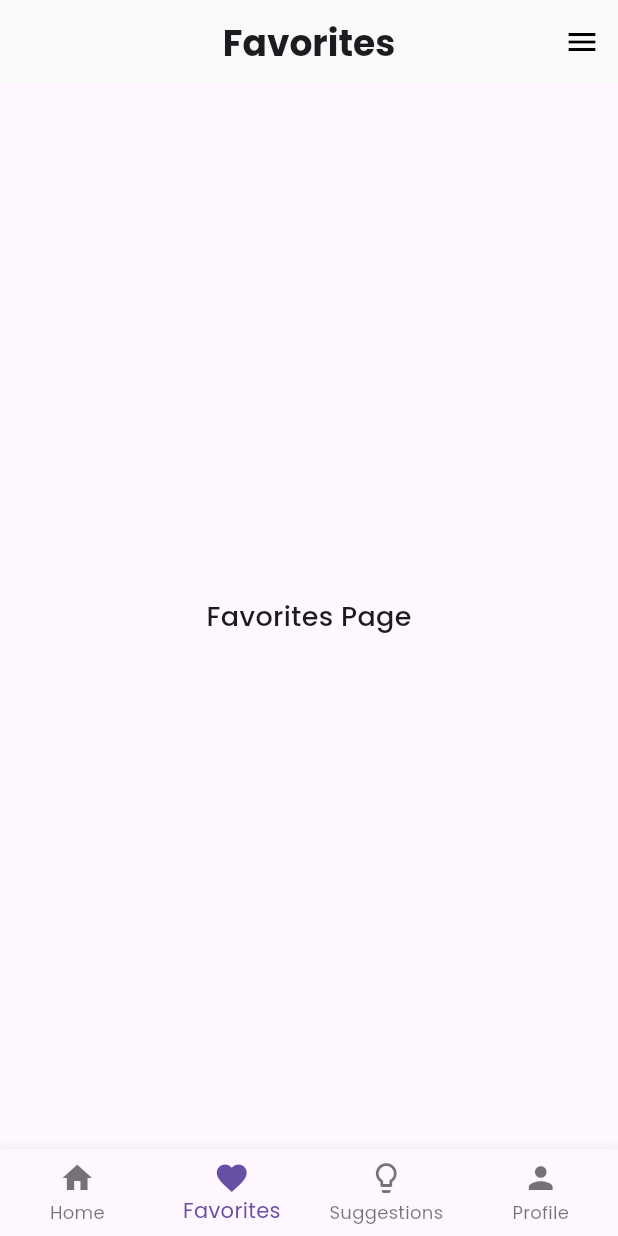
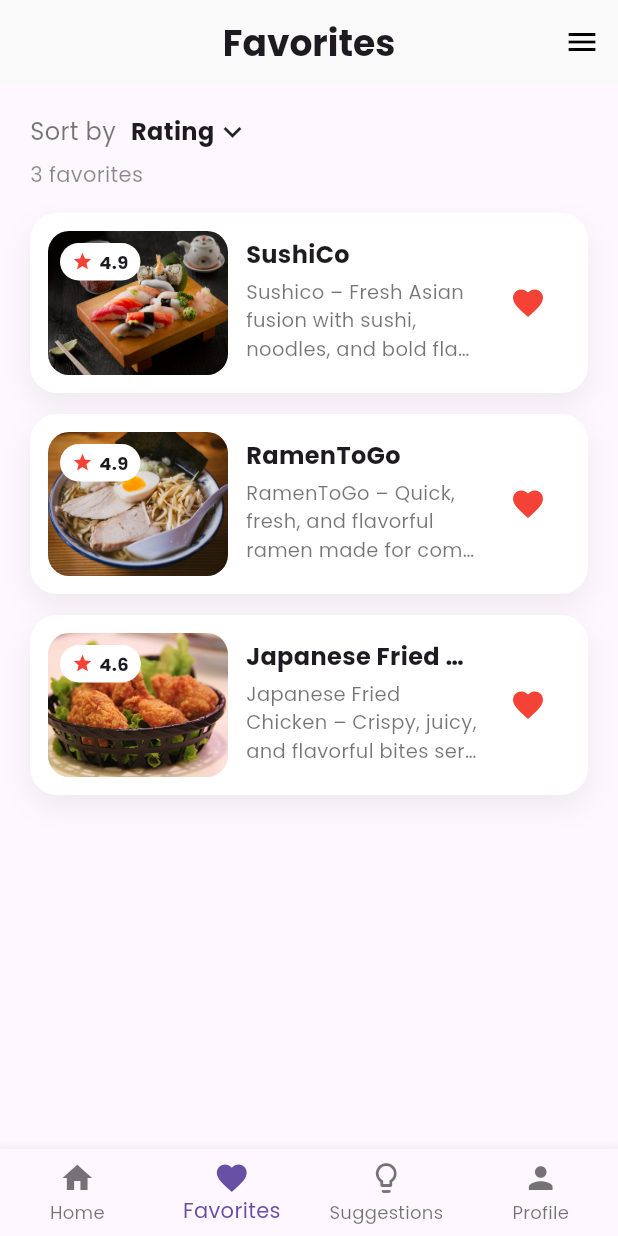
Before and after one commit to taha-kahya/cs310-group11, a Flutter app: the MainShell screen opened by its route, item 2 of the bottom bar chosen, on a phone screen of 412 x 824 dp. Run offline on Flutter 3.47's test engine with Material 3 defaults, Android fonts, the phone set to English and light mode, and no system bars; network calls fail.

Commit message:
favorites page added

```diff
--- a/lib/pages/favorites/favorites_page.dart
+++ b/lib/pages/favorites/favorites_page.dart
@@ -10,10 +10,195 @@ class FavoritesPage extends StatefulWidget {
 class _FavoritesPageState extends State<FavoritesPage> {
   @override
   Widget build(BuildContext context) {
-    return const Center(
-      child: Text(
-        'Favorites Page',
-        style: TextStyle(fontSize: 18, fontWeight: FontWeight.w500),
+    // Dışarıdaki MainShell zaten Scaffold + AppBar + BottomNav veriyor,
+    // o yüzden burada SADECE içerik var.
+    return ListView(
+      padding: const EdgeInsets.fromLTRB(20, 20, 20, 20),
+      children: const [
+        _SortRow(),
+        SizedBox(height: 6),
+        Text(
+          '3 favorites',
+          style: TextStyle(color: Colors.black45),
+        ),
+        SizedBox(height: 16),
+
+        // 3 tane kart (assets/images içindeki fotolar kullanılıyor)
+        FavoriteItemCard(
+          imagePath: 'assets/images/temp_image_1.jpg',
+          rating: 4.9,
+          title: 'SushiCo',
+          description:
+          'Sushico – Fresh Asian fusion with sushi, noodles, and bold flavors served in a modern, cozy setting.',
+        ),
+        SizedBox(height: 14),
+        FavoriteItemCard(
+          imagePath: 'assets/images/temp_image_2.jpg',
+          rating: 4.9,
+          title: 'RamenToGo',
+          description:
+          'RamenToGo – Quick, fresh, and flavorful ramen made for comfort on the go.',
+        ),
+        SizedBox(height: 14),
+        FavoriteItemCard(
+          imagePath: 'assets/images/temp_image_3.jpg',
+          rating: 4.6,
+          title: 'Japanese Fried Chicken',
+          description:
+          'Japanese Fried Chicken – Crispy, juicy, and flavorful bites served in a comfy, quiet place with convenient charging outlets.',
+        ),
+      ],
+    );
+  }
+}
+
+// --------- "Sort by  Rating ▼" satırı ----------
+class _SortRow extends StatelessWidget {
+  const _SortRow();
+
+  @override
+  Widget build(BuildContext context) {
+    return Row(
+      crossAxisAlignment: CrossAxisAlignment.center,
+      children: const [
+        Text(
+          'Sort by',
+          style: TextStyle(color: Colors.black54, fontSize: 16),
+        ),
+        SizedBox(width: 10),
+        Text(
+          'Rating',
+          style: TextStyle(
+            fontSize: 16,
+            fontWeight: FontWeight.w600,
+          ),
+        ),
+        Icon(Icons.keyboard_arrow_down),
+      ],
+    );
+  }
+}
+
+// --------- Kart widget'ı ----------
+class FavoriteItemCard extends StatelessWidget {
+  final String imagePath;
+  final double rating;
+  final String title;
+  final String description;
+
+  const FavoriteItemCard({
+    super.key,
+    required this.imagePath,
+    required this.rating,
+    required this.title,
+    required this.description,
+  });
+
+  @override
+  Widget build(BuildContext context) {
+    return Container(
+      height: 120,
+      decoration: BoxDecoration(
+        color: Colors.white,
+        borderRadius: BorderRadius.circular(18),
+        boxShadow: [
+          BoxShadow(
+            color: Colors.black.withOpacity(0.06),
+            blurRadius: 16,
+            offset: const Offset(0, 8),
+          ),
+        ],
+      ),
+      child: Row(
+        children: [
+          // Sol taraf: foto + rating rozeti
+          Padding(
+            padding: const EdgeInsets.all(12),
+            child: Stack(
+              children: [
+                ClipRRect(
+                  borderRadius: BorderRadius.circular(14),
+                  child: Image.asset(
+                    imagePath,
+                    width: 120,
+                    height: 96,
+                    fit: BoxFit.cover,
+                  ),
+                ),
+                Positioned(
+                  top: 8,
+                  left: 8,
+                  child: Container(
+                    padding: const EdgeInsets.symmetric(
+                      horizontal: 8,
+                      vertical: 4,
+                    ),
+                    decoration: BoxDecoration(
+                      color: Colors.white,
+                      borderRadius: BorderRadius.circular(999),
+                    ),
+                    child: Row(
+                      children: [
+                        const Icon(Icons.star, size: 14, color: Colors.red),
+                        const SizedBox(width: 4),
+                        Text(
+                          rating.toStringAsFixed(1),
+                          style: const TextStyle(
+                            fontWeight: FontWeight.w700,
+                            fontSize: 12,
+                          ),
+                        ),
+                      ],
+                    ),
+                  ),
+                ),
+              ],
+            ),
+          ),
+
+          // Sağ taraf: başlık + açıklama
+          Expanded(
+            child: Padding(
+              padding:
+              const EdgeInsets.only(right: 8, top: 16, bottom: 16),
+              child: Column(
+                crossAxisAlignment: CrossAxisAlignment.start,
+                children: [
+                  Text(
+                    title,
+                    maxLines: 1,
+                    overflow: TextOverflow.ellipsis,
+                    style: const TextStyle(
+                      fontWeight: FontWeight.w700,
+                      fontSize: 16,
+                    ),
+                  ),
+                  const SizedBox(height: 4),
+                  Expanded(
+                    child: Text(
+                      description,
+                      maxLines: 3,
+                      overflow: TextOverflow.ellipsis,
+                      style: const TextStyle(
+                        color: Colors.black54,
+                        fontSize: 13,
+                      ),
+                    ),
+                  ),
+                ],
+              ),
+            ),
+          ),
+
+          // Sağ uç: kalp
+          Padding(
+            padding: const EdgeInsets.only(right: 16),
+            child: IconButton(
+              onPressed: () {},
+              icon: const Icon(Icons.favorite, color: Colors.red),
+            ),
+          ),
+        ],
       ),
     );
   }
```
